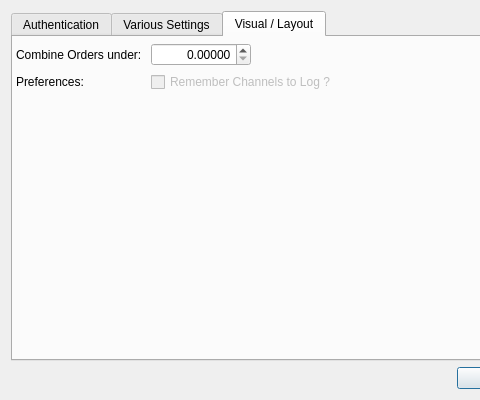
Before: the Qt Designer form goxgui/ui/preferences.ui in genbtc/goxgui, drawn with Qt 5; both pictures show x 0 to 480 and y 0 to 400 of the 740 by 400 pixel window.
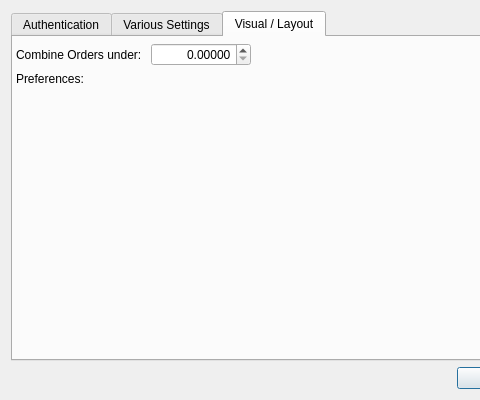
After: the same form once the commit is applied. The open tabs and pages were chosen to show the change.

Commit message:
Remember channels, improve performance, StopGain Buys
Also, I have invented a way to do the "Stop-Gain" - Buy if price is
above certain price.. Just enter the amount of BTC as negative, and the
price as the trigger price to buy. "Negative BTC" means do Stop-Gain Buy
@ target price.

Diff of the .ui file:
```diff
--- a/goxgui/ui/preferences.ui
+++ b/goxgui/ui/preferences.ui
@@ -360,22 +360,6 @@
           </property>
          </widget>
         </item>
-        <item row="1" column="1">
-         <widget class="QCheckBox" name="checkBoxLogChannels">
-          <property name="enabled">
-           <bool>false</bool>
-          </property>
-          <property name="sizePolicy">
-           <sizepolicy hsizetype="Maximum" vsizetype="Fixed">
-            <horstretch>0</horstretch>
-            <verstretch>0</verstretch>
-           </sizepolicy>
-          </property>
-          <property name="text">
-           <string>Remember Channels to Log ?</string>
-          </property>
-         </widget>
-        </item>
        </layout>
       </widget>
      </widget>
```
The commit also changes 10 other files.
